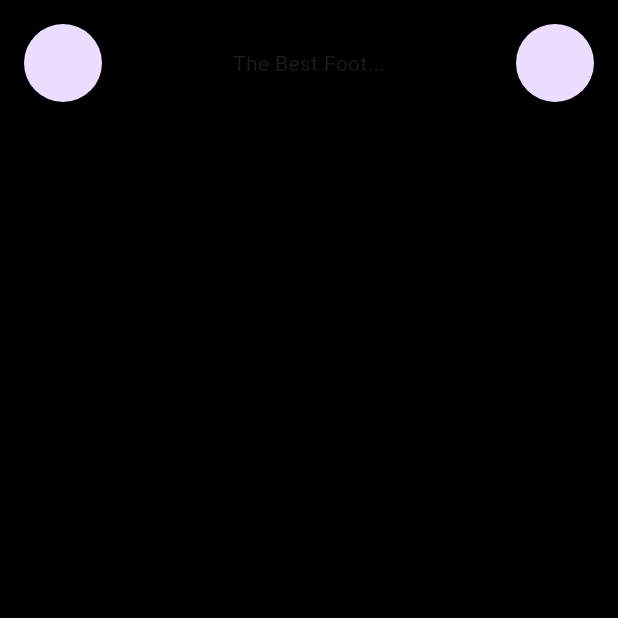
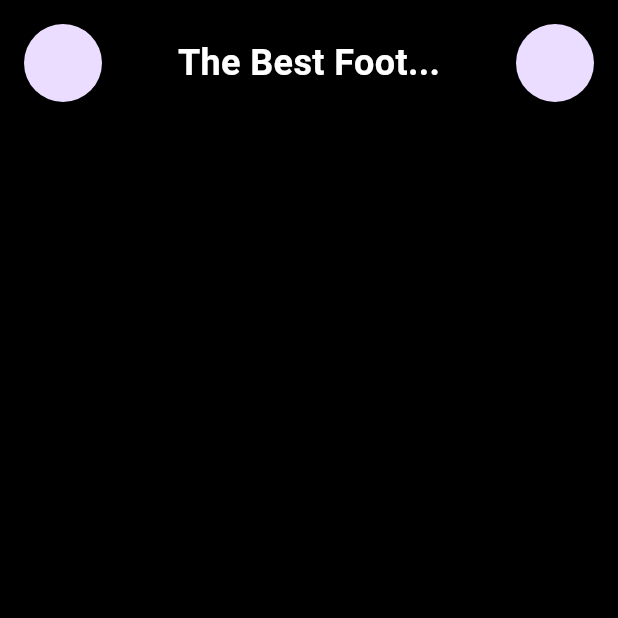
Before and after one commit to JAICHANGPARK/flutter_notebook_chapter_36, a Flutter app: the ChatBotChatPage screen opened directly, on a phone screen of 412 x 824 dp, the top half of it. Run offline on Flutter 3.47's test engine with Material 3 defaults, Android fonts, the phone set to English and light mode, and no system bars; our stand-ins replace gap.

Commit message:
Update chat_bot_chat_page.dart

```diff
--- a/lib/ep1831_chat_bot_app/views/chat_bot_chat_page.dart
+++ b/lib/ep1831_chat_bot_app/views/chat_bot_chat_page.dart
@@ -24,7 +24,12 @@ class _ChatBotChatPageState extends State<ChatBotChatPage> {
                   ),
                   Expanded(
                     child: Center(
-                      child: Text("The Best Foot..."),
+                      child: Text("The Best Foot...",
+                      style: TextStyle(
+                        fontWeight: FontWeight.bold,
+                        fontSize: 24,
+                        color: Colors.white
+                      ),),
                     ),
                   ),
                   CircleAvatar(
```
